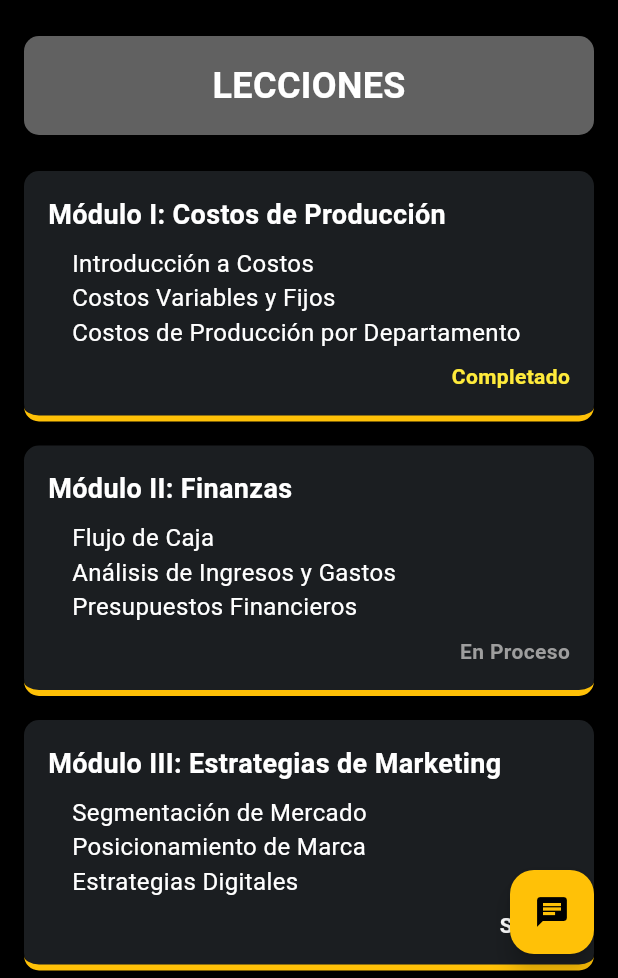
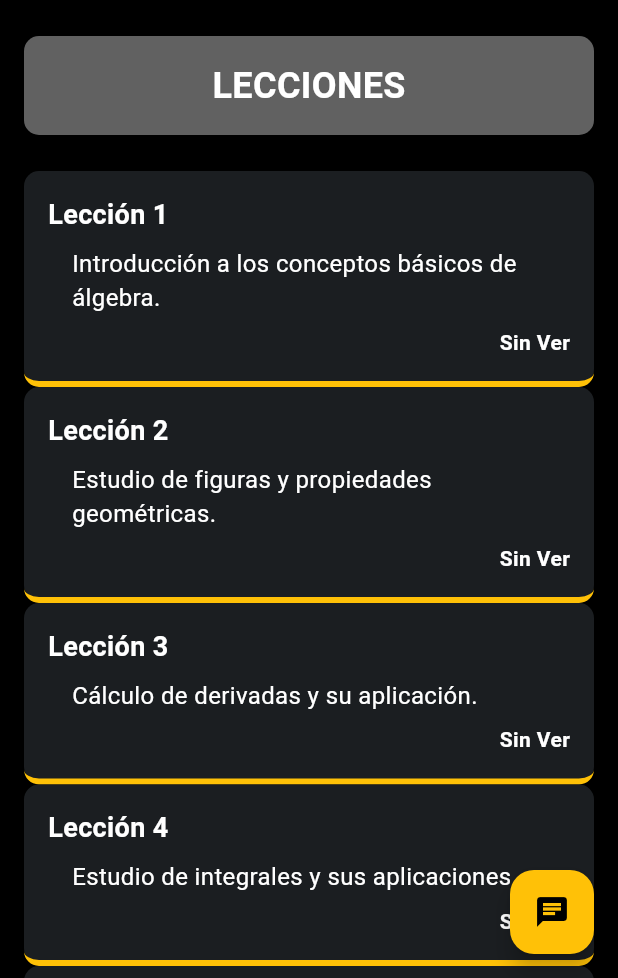
Before and after one commit to YadhirIsvan/EduSmart, a Flutter app: the LessonsScreen screen opened directly, on a phone screen of 412 x 824 dp, the part 258-1236 px from its top. Run offline on Flutter 3.47's test engine with Material 3 defaults, Android fonts, the phone set to English and light mode, and no system bars.

Commit message:
subiendo modelos

```diff
--- a/lib/main.dart
+++ b/lib/main.dart
@@ -1,4 +1,5 @@
 import 'package:flutter/material.dart';
+import 'package:my_app/screens/splash_screen.dart';
 import 'screens/login_screen.dart';
 
 void main() {
@@ -48,7 +49,7 @@ class MyApp extends StatelessWidget {
           ),
         ),
       ),
-      home: const LoginScreen(),
+      home:  SplashScreen(),
     );
   }
 }
--- a/lib/screens/lessons_screen.dart
+++ b/lib/screens/lessons_screen.dart
@@ -1,6 +1,7 @@
 import 'package:flutter/material.dart';
 import 'virtual_assistant_screen.dart'; // For the chatbot
 import 'lesson_detail_screen.dart'; // For navigating to the lesson detail screen
+import './models/leccion_data.dart'; // Importamos el archivo de lecciones
 
 class LessonsScreen extends StatelessWidget {
   const LessonsScreen({Key? key}) : super(key: key);
@@ -77,24 +78,16 @@ class LessonsScreen extends StatelessWidget {
               ),
               const SizedBox(height: 24),
 
-              // Botones de Módulos
-              _buildModuleButton(context, "Módulo I: Costos de Producción", 0, [
-                "Introducción a Costos",
-                "Costos Variables y Fijos",
-                "Costos de Producción por Departamento"
-              ], "Completado"),
-              const SizedBox(height: 16),
-              _buildModuleButton(context, "Módulo II: Finanzas", 1, [
-                "Flujo de Caja",
-                "Análisis de Ingresos y Gastos",
-                "Presupuestos Financieros"
-              ], "En Proceso"),
-              const SizedBox(height: 16),
-              _buildModuleButton(context, "Módulo III: Estrategias de Marketing", 2, [
-                "Segmentación de Mercado",
-                "Posicionamiento de Marca",
-                "Estrategias Digitales"
-              ], "Sin Ver"),
+              // Mostrar las lecciones
+              ...lecciones.map((leccion) {
+                return _buildModuleButton(
+                  context,
+                  leccion.nombre,
+                  leccion.FKCursos,
+                  [leccion.descripcion], // Para cada lección, mostrar la descripción
+                  "Sin Ver",
+                );
+              }).toList(),
               const SizedBox(height: 40),
 
               // Placeholder for logo
--- /dev/null
+++ b/lib/screens/models/course_data.dart
@@ -0,0 +1,14 @@
+import 'curso.dart'; // Asegúrate de tener el modelo 'Curso'
+
+List<Curso> cursos = [
+  Curso(nombre: "Matemáticas", descripcion: "Introducción a álgebra, geometría y cálculo.", FKCursos: 1),
+  Curso(nombre: "Lengua y Literatura", descripcion: "Estudio de la literatura clásica y moderna.", FKCursos: 2),
+  Curso(nombre: "Física", descripcion: "Principios fundamentales de la física.", FKCursos: 3),
+  Curso(nombre: "Química", descripcion: "Química orgánica e inorgánica.", FKCursos: 4),
+  Curso(nombre: "Historia", descripcion: "Historia mundial y de Latinoamérica.", FKCursos: 5),
+  Curso(nombre: "Geografía", descripcion: "Estudio de la geografía física y humana.", FKCursos: 6),
+  Curso(nombre: "Biología", descripcion: "Biología celular, genética y evolución.", FKCursos: 7),
+  Curso(nombre: "Informática", descripcion: "Fundamentos de la informática y programación.", FKCursos: 8),
+  Curso(nombre: "Educación Física", descripcion: "Técnicas y prácticas deportivas.", FKCursos: 9),
+  Curso(nombre: "Arte", descripcion: "Estudio de las bellas artes y técnicas artísticas.", FKCursos: 10),
+];
--- /dev/null
+++ b/lib/screens/models/estudiantes.dart
@@ -0,0 +1,46 @@
+class Estudiante {
+  final int id; // ID del estudiante (clave primaria)
+  final String nombre; // Nombre del estudiante
+  final String email; // Correo electrónico del estudiante (único)
+  final String telefono; // Número de teléfono del estudiante
+  final String fotoPerfil; // Ruta de la foto de perfil del estudiante
+  final int fkGrupo; // FK para relacionar al estudiante con el grupo
+  final String estatus; // Estatus del estudiante (Activo, Inactivo, Graduado)
+
+  // Constructor
+  Estudiante({
+    required this.id,
+    required this.nombre,
+    required this.email,
+    required this.telefono,
+    required this.fotoPerfil,
+    required this.fkGrupo,
+    required this.estatus,
+  });
+
+  // Método para convertir un Estudiante a un Map para la base de datos
+  Map<String, dynamic> toMap() {
+    return {
+      'id': id,
+      'nombre': nombre,
+      'email': email,
+      'telefono': telefono,
+      'fotoPerfil': fotoPerfil,
+      'fkGrupo': fkGrupo,
+      'estatus': estatus,
+    };
+  }
+
+  // Método para crear un Estudiante a partir de un Map
+  factory Estudiante.fromMap(Map<String, dynamic> map) {
+    return Estudiante(
+      id: map['id'],
+      nombre: map['nombre'],
+      email: map['email'],
+      telefono: map['telefono'],
+      fotoPerfil: map['fotoPerfil'],
+      fkGrupo: map['fkGrupo'],
+      estatus: map['estatus'],
+    );
+  }
+}
--- /dev/null
+++ b/lib/screens/models/leccion_data.dart
@@ -0,0 +1,51 @@
+import 'leccion.dart';  // Asegúrate de tener el modelo 'Leccion'
+
+List<Leccion> lecciones = [
+  // Lecciones para el curso de Matemáticas
+  Leccion(nombre: "Lección 1", tema: "Álgebra Básica", FKCursos: 1, fechaInicio: "2025-09-01", descripcion: "Introducción a los conceptos básicos de álgebra."),
+  Leccion(nombre: "Lección 2", tema: "Geometría", FKCursos: 1, fechaInicio: "2025-09-08", descripcion: "Estudio de figuras y propiedades geométricas."),
+  Leccion(nombre: "Lección 3", tema: "Cálculo Diferencial", FKCursos: 1, fechaInicio: "2025-09-15", descripcion: "Cálculo de derivadas y su aplicación."),
+  Leccion(nombre: "Lección 4", tema: "Cálculo Integral", FKCursos: 1, fechaInicio: "2025-09-22", descripcion: "Estudio de integrales y sus aplicaciones."),
+  Leccion(nombre: "Lección 5", tema: "Álgebra Lineal", FKCursos: 1, fechaInicio: "2025-09-29", descripcion: "Teoría de matrices, determinantes y espacios vectoriales."),
+  Leccion(nombre: "Lección 6", tema: "Trigonometría", FKCursos: 1, fechaInicio: "2025-10-06", descripcion: "Estudio de funciones trigonométricas y sus aplicaciones."),
+  Leccion(nombre: "Lección 7", tema: "Probabilidades y Estadística", FKCursos: 1, fechaInicio: "2025-10-13", descripcion: "Fundamentos de la probabilidad y análisis estadístico."),
+  Leccion(nombre: "Lección 8", tema: "Ecuaciones Diferenciales", FKCursos: 1, fechaInicio: "2025-10-20", descripcion: "Estudio de ecuaciones diferenciales y sus métodos."),
+  Leccion(nombre: "Lección 9", tema: "Geometría Analítica", FKCursos: 1, fechaInicio: "2025-10-27", descripcion: "Estudio de puntos, rectas y cónicas en el plano."),
+  Leccion(nombre: "Lección 10", tema: "Optimización", FKCursos: 1, fechaInicio: "2025-11-03", descripcion: "Estudio de técnicas para la optimización de funciones."),
+
+  // Lecciones para el curso de Lengua y Literatura
+  Leccion(nombre: "Lección 1", tema: "Literatura Clásica", FKCursos: 2, fechaInicio: "2025-09-01", descripcion: "Estudio de los textos fundamentales de la literatura clásica."),
+  Leccion(nombre: "Lección 2", tema: "Literatura Moderna", FKCursos: 2, fechaInicio: "2025-09-08", descripcion: "Análisis de los movimientos literarios del siglo XIX y XX."),
+  Leccion(nombre: "Lección 3", tema: "Poesía", FKCursos: 2, fechaInicio: "2025-09-15", descripcion: "Estudio de la poesía en sus diversas formas."),
+  Leccion(nombre: "Lección 4", tema: "Narrativa", FKCursos: 2, fechaInicio: "2025-09-22", descripcion: "Análisis de la narrativa y sus formas de expresión."),
+  Leccion(nombre: "Lección 5", tema: "Teatro", FKCursos: 2, fechaInicio: "2025-09-29", descripcion: "Estudio de las obras teatrales fundamentales."),
+  Leccion(nombre: "Lección 6", tema: "Ensayo Literario", FKCursos: 2, fechaInicio: "2025-10-06", descripcion: "Escritura y análisis de ensayos literarios."),
+  Leccion(nombre: "Lección 7", tema: "Análisis de Texto", FKCursos: 2, fechaInicio: "2025-10-13", descripcion: "Métodos para analizar textos literarios en profundidad."),
+  Leccion(nombre: "Lección 8", tema: "Crítica Literaria", FKCursos: 2, fechaInicio: "2025-10-20", descripcion: "Teoría y práctica de la crítica literaria."),
+  Leccion(nombre: "Lección 9", tema: "Teoría Literaria", FKCursos: 2, fechaInicio: "2025-10-27", descripcion: "Fundamentos de la teoría literaria y sus enfoques."),
+  Leccion(nombre: "Lección 10", tema: "Literatura Comparada", FKCursos: 2, fechaInicio: "2025-11-03", descripcion: "Estudio comparativo de literaturas de diferentes culturas."),
+
+  // Lecciones para el curso de Física
+  Leccion(nombre: "Lección 1", tema: "Cinemática", FKCursos: 3, fechaInicio: "2025-09-01", descripcion: "Estudio del movimiento de los objetos."),
+  Leccion(nombre: "Lección 2", tema: "Dinámica", FKCursos: 3, fechaInicio: "2025-09-08", descripcion: "Estudio de las fuerzas y su relación con el movimiento."),
+  Leccion(nombre: "Lección 3", tema: "Termodinámica", FKCursos: 3, fechaInicio: "2025-09-15", descripcion: "Principios básicos de la termodinámica."),
+  Leccion(nombre: "Lección 4", tema: "Electromagnetismo", FKCursos: 3, fechaInicio: "2025-09-22", descripcion: "Estudio de los fenómenos eléctricos y magnéticos."),
+  Leccion(nombre: "Lección 5", tema: "Óptica", FKCursos: 3, fechaInicio: "2025-09-29", descripcion: "Estudio de la luz, sus propiedades y aplicaciones."),
+  Leccion(nombre: "Lección 6", tema: "Acústica", FKCursos: 3, fechaInicio: "2025-10-06", descripcion: "Estudio del sonido y sus propiedades."),
+  Leccion(nombre: "Lección 7", tema: "Física Moderna", FKCursos: 3, fechaInicio: "2025-10-13", descripcion: "Introducción a la física cuántica y relativista."),
+  Leccion(nombre: "Lección 8", tema: "Relatividad", FKCursos: 3, fechaInicio: "2025-10-20", descripcion: "Estudio de la teoría de la relatividad de Einstein."),
+  Leccion(nombre: "Lección 9", tema: "Mecánica Cuántica", FKCursos: 3, fechaInicio: "2025-10-27", descripcion: "Fundamentos de la mecánica cuántica."),
+  Leccion(nombre: "Lección 10", tema: "Física Nuclear", FKCursos: 3, fechaInicio: "2025-11-03", descripcion: "Estudio de las reacciones nucleares y su aplicación."),
+
+  // Lecciones para el curso de Química
+  Leccion(nombre: "Lección 1", tema: "Química General", FKCursos: 4, fechaInicio: "2025-09-01", descripcion: "Fundamentos de la química general."),
+  Leccion(nombre: "Lección 2", tema: "Química Orgánica", FKCursos: 4, fechaInicio: "2025-09-08", descripcion: "Estudio de los compuestos orgánicos."),
+  Leccion(nombre: "Lección 3", tema: "Química Inorgánica", FKCursos: 4, fechaInicio: "2025-09-15", descripcion: "Estudio de los compuestos inorgánicos."),
+  Leccion(nombre: "Lección 4", tema: "Reacciones Químicas", FKCursos: 4, fechaInicio: "2025-09-22", descripcion: "Estudio de las reacciones y ecuaciones químicas."),
+  Leccion(nombre: "Lección 5", tema: "Análisis Cuantitativo", FKCursos: 4, fechaInicio: "2025-09-29", descripcion: "Técnicas de análisis cuantitativo en química."),
+  Leccion(nombre: "Lección 6", tema: "Química Analítica", FKCursos: 4, fechaInicio: "2025-10-06", descripcion: "Métodos de análisis en química analítica."),
+  Leccion(nombre: "Lección 7", tema: "Bioquímica", FKCursos: 4, fechaInicio: "2025-10-13", descripcion: "Estudio de los procesos bioquímicos en organismos."),
+  Leccion(nombre: "Lección 8", tema: "Química Física", FKCursos: 4, fechaInicio: "2025-10-20", descripcion: "Estudio de la química desde una perspectiva física."),
+  Leccion(nombre: "Lección 9", tema: "Polímeros", FKCursos: 4, fechaInicio: "2025-10-27", descripcion: "Estudio de los polímeros y su fabricación."),
+  Leccion(nombre: "Lección 10", tema: "Materiales", FKCursos: 4, fechaInicio: "2025-11-03", descripcion: "Estudio de los materiales y sus propiedades."),
+];
--- a/pubspec.yaml
+++ b/pubspec.yaml
@@ -30,6 +30,7 @@ environment:
 dependencies:
   flutter:
     sdk: flutter
+  flutter_splash_screen: ^2.0.1+1 # O la última versión disponible
 
   # The following adds the Cupertino Icons font to your application.
   # Use with the CupertinoIcons class for iOS style icons.
@@ -38,7 +39,6 @@ dependencies:
 dev_dependencies:
   flutter_test:
     sdk: flutter
-
   # The "flutter_lints" package below contains a set of recommended lints to
   # encourage good coding practices. The lint set provided by the package is
   # activated in the `analysis_options.yaml` file located at the root of your
@@ -56,6 +56,8 @@ flutter:
 
   assets:
     - assets/images/logo.jpeg
+    - assets/images/empresaLogo.jpeg
+
     - assets/pdfs/practica1.pdf
 
 
```
Also changed, not shown: lib/screens/home_screen.dart (+58 -22 lines), lib/screens/login_screen.dart (+1 -19 lines), lib/screens/models/curso.dart (added, +24 -0 lines), lib/screens/models/escuela.dart (added, +42 -0 lines), lib/screens/models/estudiantes_grupos.dart (added, +30 -0 lines), lib/screens/models/grupos.dart (added, +38 -0 lines), lib/screens/models/leccion.dart (added, +16 -0 lines), lib/screens/models/tarea.dart (added, +39 -0 lines), lib/screens/models/tarea_entregada.dart (added, +27 -0 lines), lib/screens/models/url_tarea.dart (added, +31 -0 lines), lib/screens/models/usuario.dart (added, +38 -0 lines), lib/screens/splash_screen.dart (added, +66 -0 lines), lib/screens/subjects_screen.dart (+7 -13 lines), assets/images/empresaLogo.jpeg (added), 1 more files, 1 other file.
